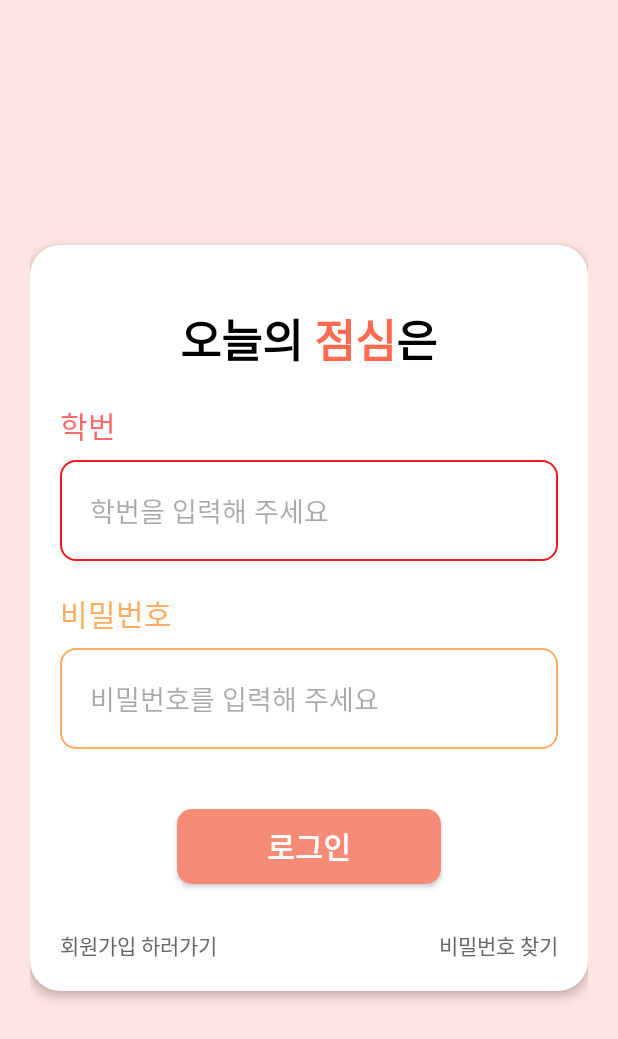
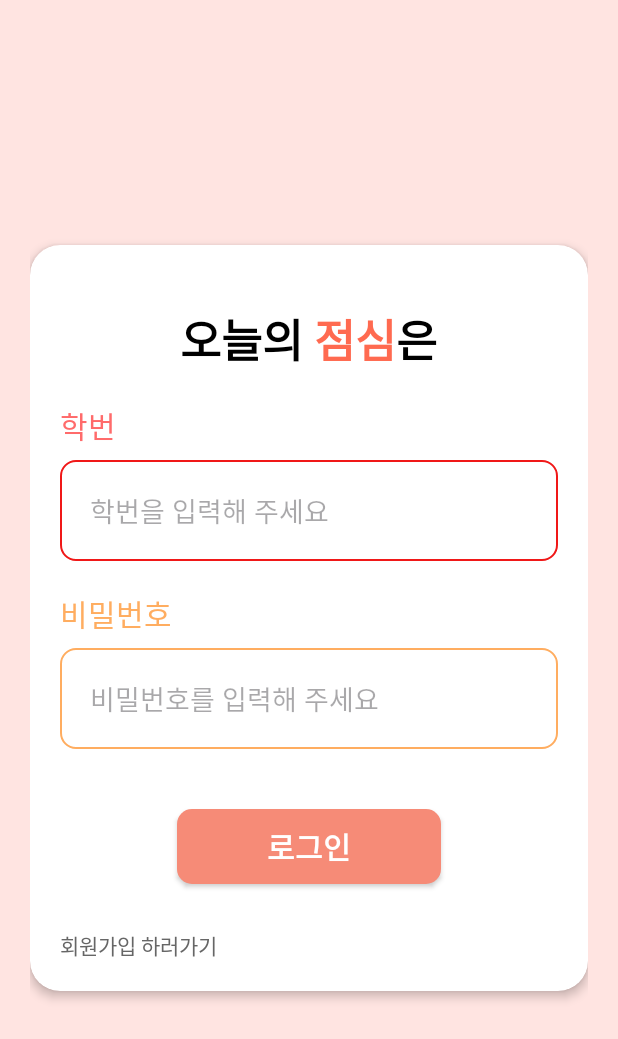
Before and after one commit to Today-s-Lunch/todayLunch, an Android app: the screen it shows after launch (LoginActivity), on a phone screen of 412 x 824 dp. Shown: the top 1039 px of the screen. Run offline under Robolectric (Android 15) with nearby library versions, the phone set to English and light mode, and no system bars; our stand-ins replace Firebase (no records; nobody signed in at launch, a user with empty details on screens opened directly).

Commit message:
비밀번호찾기 버튼 삭제

```diff
--- a/app/src/main/res/layout/activity_login.xml
+++ b/app/src/main/res/layout/activity_login.xml
@@ -99,13 +99,7 @@
                     android:text="회원가입 하러가기"
                     android:textColor="#666666"/>
 
-                <TextView
-                    android:id="@+id/goTofindPwd"
-                    android:layout_width="wrap_content"
-                    android:layout_height="wrap_content"
-                    android:layout_alignParentEnd="true"
-                    android:text="비밀번호 찾기"
-                    android:textColor="#666666"/>
+
             </RelativeLayout>
 
         </LinearLayout>
```
